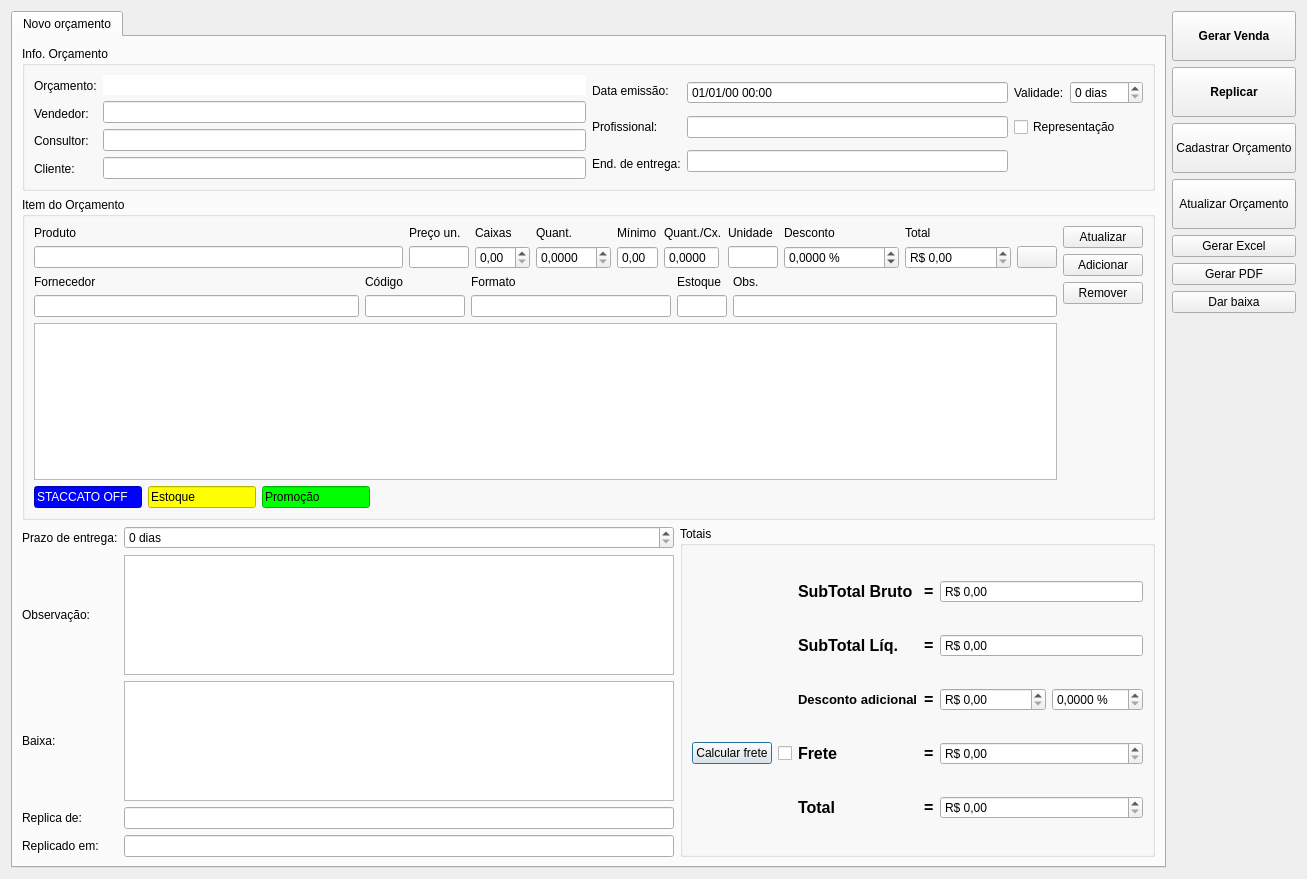
This is ui/orcamento.ui in darktorres/ERP-STACCATO as Qt 5 draws it before an edit. The edited form follows.
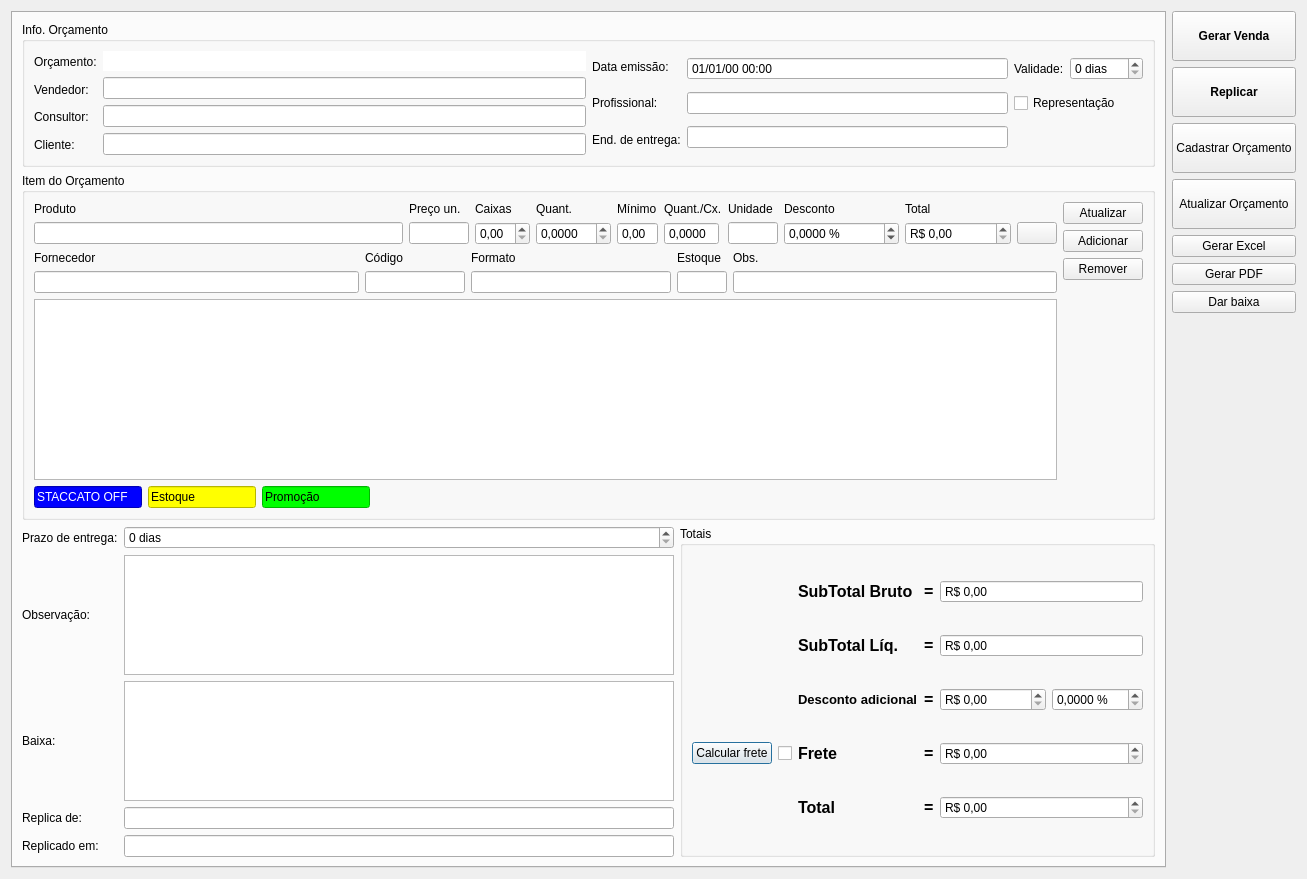
This is the edited form. Icons and pictures are not drawn. Custom widgets are drawn as their Qt base class.

Commit message: Arrumado margens que estavam bugando em Orçamento/Venda e arrumado inconsistências

```diff
--- a/ui/orcamento.ui
+++ b/ui/orcamento.ui
@@ -199,9 +199,12 @@
      <property name="currentIndex">
       <number>0</number>
      </property>
+     <property name="tabBarAutoHide">
+      <bool>true</bool>
+     </property>
      <widget class="QWidget" name="tabNovoOrc">
       <attribute name="title">
-       <string>Novo orçamento</string>
+       <string/>
       </attribute>
       <layout class="QGridLayout" name="gridLayout_10">
        <item row="6" column="1">
```
The commit also changes 7 other files.
